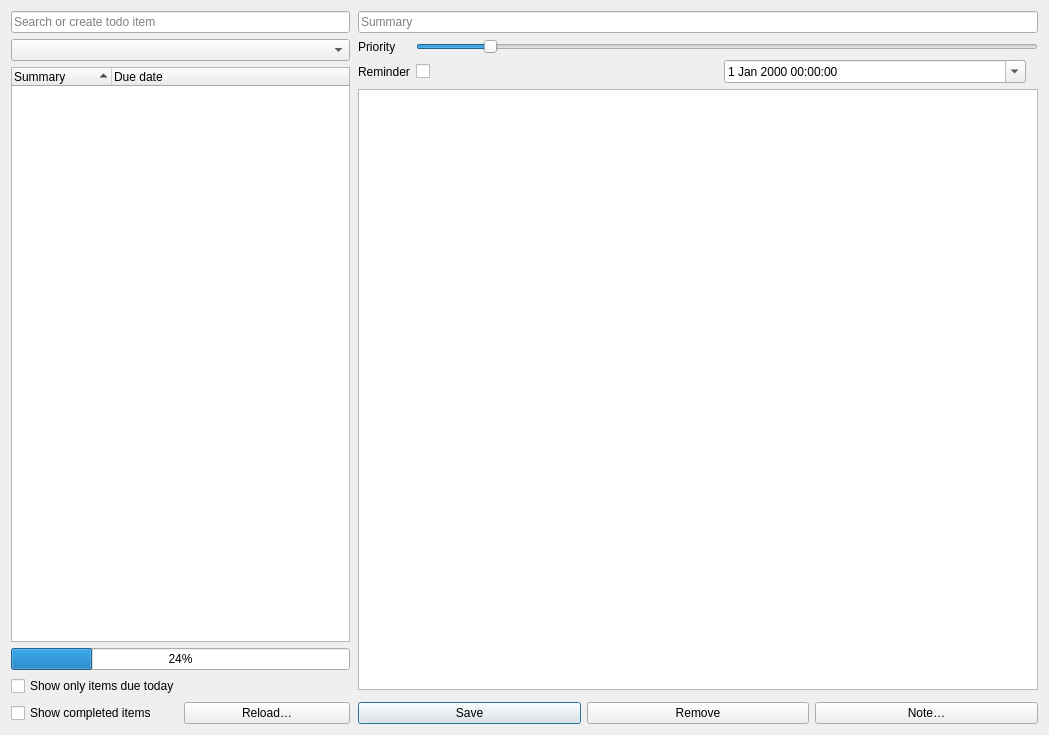
Above: src/dialogs/tododialog.ui from pbek/QOwnNotes before the change. Below: the same form after it.
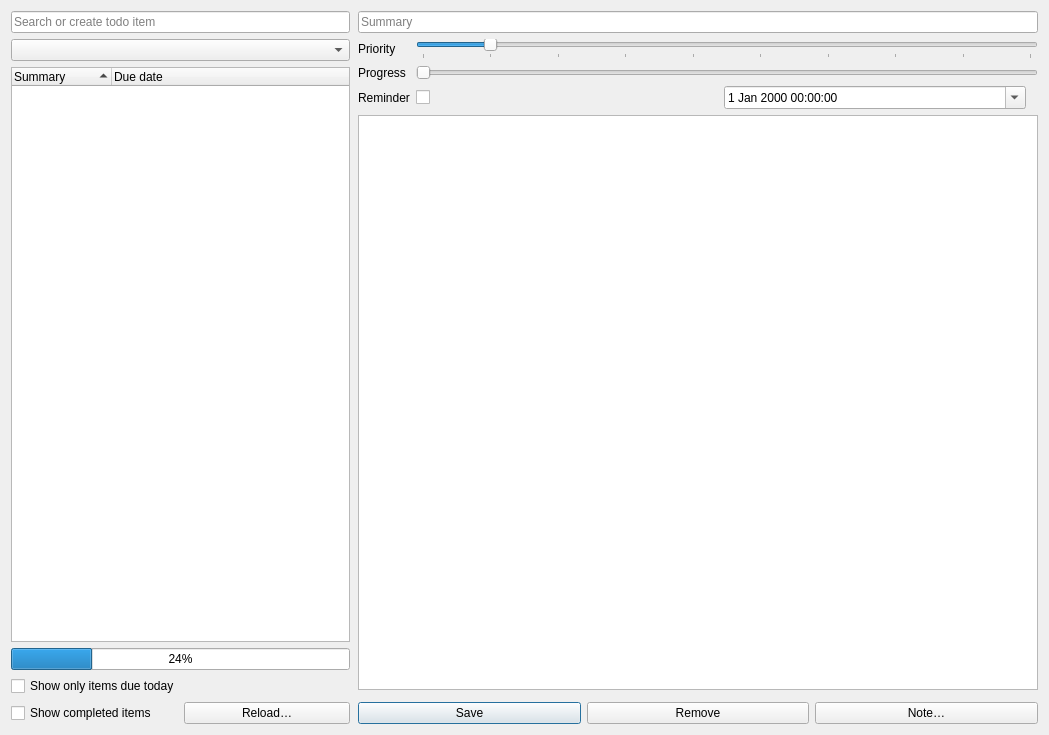
That is the form after the change. Icons and pictures are not drawn. Custom widgets are drawn as their Qt base class.

What changed in the file:
```diff
--- a/src/dialogs/tododialog.ui
+++ b/src/dialogs/tododialog.ui
@@ -105,16 +105,19 @@
             <property name="orientation">
              <enum>Qt::Horizontal</enum>
             </property>
+            <property name="tickPosition">
+             <enum>QSlider::TicksBelow</enum>
+            </property>
            </widget>
           </item>
-          <item row="1" column="0">
+          <item row="2" column="0">
            <widget class="QLabel" name="reminderLabel">
             <property name="text">
              <string>Reminder</string>
             </property>
            </widget>
           </item>
-          <item row="1" column="1">
+          <item row="2" column="1">
            <widget class="QFrame" name="reminderFrame">
             <layout class="QHBoxLayout" name="horizontalLayout_3">
              <property name="leftMargin">
@@ -146,6 +149,20 @@
             </layout>
            </widget>
           </item>
+          <item row="1" column="0">
+           <widget class="QLabel" name="progressLabel">
+            <property name="text">
+             <string>Progress</string>
+            </property>
+           </widget>
+          </item>
+          <item row="1" column="1">
+           <widget class="QSlider" name="progressSlider">
+            <property name="orientation">
+             <enum>Qt::Horizontal</enum>
+            </property>
+           </widget>
+          </item>
          </layout>
         </item>
         <item row="0" column="0" colspan="2">
```
